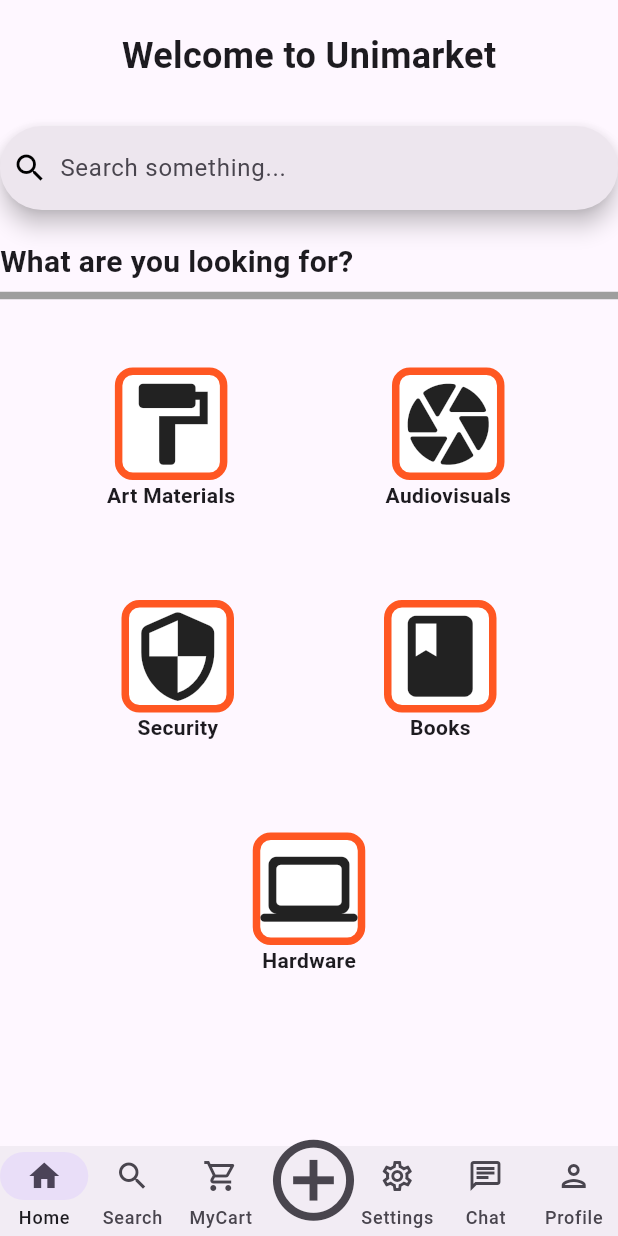
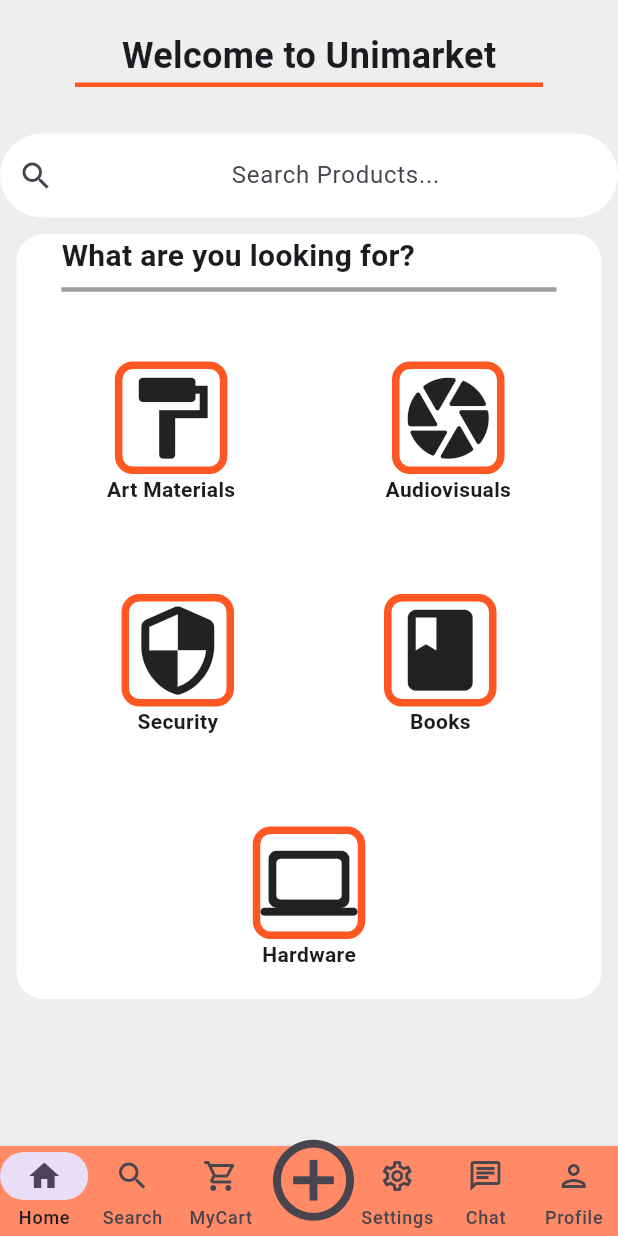
Before and after one commit to ISIS3510-202410-Team5/Flutter, a Flutter app: the BodyView screen opened directly, on a phone screen of 412 x 824 dp. Run offline on Flutter 3.47's test engine with Material 3 defaults, Android fonts, the phone set to English and light mode, and no system bars; our stand-ins replace firebase_core; accounts and stored records are empty; network calls fail.

Commit message:
Views improvement

```diff
--- a/unimarket/lib/Views/home_view.dart
+++ b/unimarket/lib/Views/home_view.dart
@@ -17,7 +17,7 @@ class _HomeViewState extends State<HomeView> {
   @override
   Widget build(BuildContext context) {
     return Scaffold(
-
+      backgroundColor: Colors.grey[200],
       body:
         ListView(
 
@@ -26,24 +26,49 @@ class _HomeViewState extends State<HomeView> {
 
             Align(
               alignment: Alignment.center,
-              child: Text("Welcome to Unimarket", style: TextStyle(fontSize: 24, fontWeight: FontWeight.bold,),),
+              child: Text("Welcome to Unimarket", style: TextStyle(fontSize: 24, fontWeight: FontWeight.bold),),
             ),
+
+            Divider(height: 5, thickness:3, indent: 50, endIndent: 50, color: Colors.deepOrange,),
 
             SizedBox(height: 30,),
 
-            SearchBar(
-              leading: Icon(Icons.search, color: Colors.black,),
-              hintText: "Search something...",
-              onTap: () {searchSelection();},
+            TextField(
+              onTap: (){searchSelection();},
+              style: TextStyle(color: Colors.black),
+              textAlign: TextAlign.center,
+              decoration: InputDecoration(
+                filled: true,
+                fillColor: Colors.white,
+                border: OutlineInputBorder(
+                  borderRadius: BorderRadius.circular(60.0),
+                  borderSide: BorderSide.none,
+                ),
+
+                hintText: "Search Products...",
+                prefixIcon: Icon(Icons.search),
+              ),
             ),
 
-            SizedBox(height: 20,),
+            Container(
+              decoration:
+                BoxDecoration(
+                  color: Colors.white,
+                  borderRadius: BorderRadius.circular(18),
+                ),
+              margin: EdgeInsets.all(11.0),
+              child:
+                Column(
+                  children: [
+                    Row(
+                      children: [
+                        SizedBox(width: 30,),
+                        Text("What are you looking for?", style: TextStyle(fontSize: 20, fontWeight: FontWeight.bold),),
+                      ],),
 
-            Text("What are you looking for?", style: TextStyle(fontSize: 20, fontWeight: FontWeight.bold),),
+                    Divider(thickness: 3, color: Colors.grey, indent: 30, endIndent: 30,),
 
-            Divider(thickness: 5, color: Colors.grey,),
-
-            SizedBox(height: 40,),
+                    SizedBox(height: 40,),
 
             Row(
               mainAxisAlignment: MainAxisAlignment.center,
@@ -164,6 +189,13 @@ class _HomeViewState extends State<HomeView> {
 
               ],
             ),
+                  SizedBox(height: 20,),
+                  ],
+                ),
+            ),
+
+
+
           ],
         ),
     );
--- a/unimarket/lib/nav_bar.dart
+++ b/unimarket/lib/nav_bar.dart
@@ -13,6 +13,9 @@ class NavBar extends StatelessWidget {
       selectedIndex: selectedIndex,
       height: 60,
       onDestinationSelected: onDestinationSelected,
+      backgroundColor: Colors.deepOrange[300],
+      shadowColor: Colors.deepOrange,
+
 
       // ignore: prefer_const_literals_to_create_immutables
       destinations: [
```
Also changed, not shown: unimarket/lib/Views/productDetail_view.dart (+99 -45 lines), unimarket/lib/Views/search_view.dart (+46 -31 lines).
